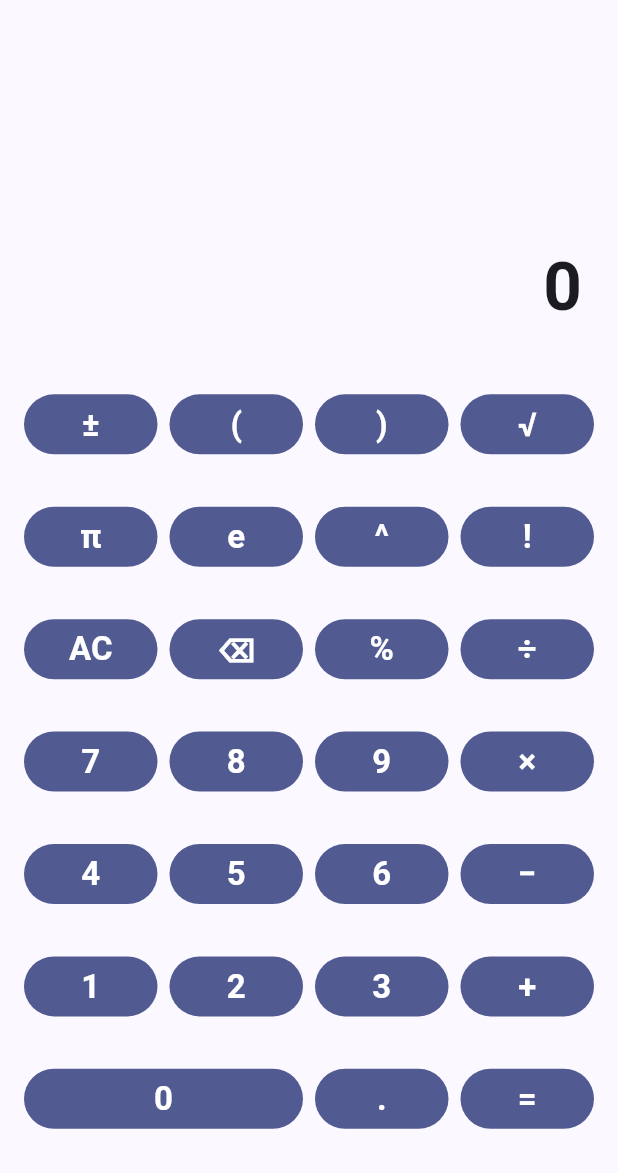
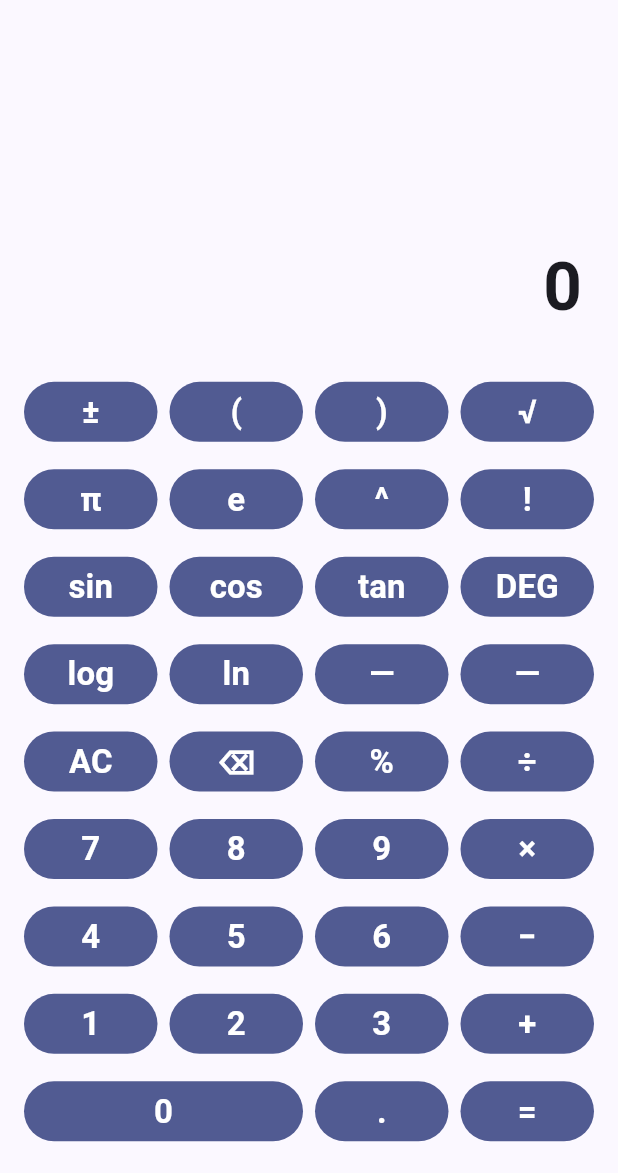
Before and after one commit to pchan83896-ui/Ultimate-Calculator, a Flutter app: the screen it shows after launch, on a phone screen of 412 x 824 dp, the part 63-1236 px from its top. Run offline on Flutter 3.47's test engine with Material 3 defaults, Android fonts, the phone set to English and light mode, and no system bars.

Commit message:
Add DEG RAD angle mode support

```diff
--- a/lib/features/calculator/presentation/calculator_controller.dart
+++ b/lib/features/calculator/presentation/calculator_controller.dart
@@ -7,17 +7,36 @@ class CalculatorController extends ChangeNotifier {
     CalculatorEngine? engine,
   }) : _engine = engine ?? const CalculatorEngine();
 
-  final CalculatorEngine _engine;
+  CalculatorEngine _engine;
 
   String _expression = '';
   String _display = '0';
   String? _error;
+  AngleMode _angleMode = AngleMode.degrees;
 
   String get expression => _expression;
   String get display => _display;
   String? get error => _error;
 
   bool get hasError => _error != null;
+
+  AngleMode get angleMode => _angleMode;
+
+  String get angleModeLabel {
+    return _angleMode == AngleMode.degrees ? 'DEG' : 'RAD';
+  }
+
+  void toggleAngleMode() {
+    _angleMode = _angleMode == AngleMode.degrees
+        ? AngleMode.radians
+        : AngleMode.degrees;
+
+    _engine = CalculatorEngine(angleMode: _angleMode);
+
+    _error = null;
+    _updatePreview();
+    notifyListeners();
+  }
 
   void input(String value) {
     _error = null;
--- a/lib/features/calculator/presentation/calculator_page.dart
+++ b/lib/features/calculator/presentation/calculator_page.dart
@@ -133,6 +133,29 @@ class _CalculatorPageState extends State<CalculatorPage> {
           Expanded(
             child: Row(
               children: [
+                _key('sin', onPressed: () => _input('sin(')),
+                _key('cos', onPressed: () => _input('cos(')),
+                _key('tan', onPressed: () => _input('tan(')),
+                _key(
+                  _controller.angleModeLabel,
+                  onPressed: _controller.toggleAngleMode,
+                ),
+              ],
+            ),
+          ),
+          Expanded(
+            child: Row(
+              children: [
+                _key('log', onPressed: () => _input('log(')),
+                _key('ln', onPressed: () => _input('ln(')),
+                _key('—', onPressed: () {}),
+                _key('—', onPressed: () {}),
+              ],
+            ),
+          ),
+          Expanded(
+            child: Row(
+              children: [
                 _key('AC', onPressed: _controller.clear),
                 _key('⌫', onPressed: _controller.backspace),
                 _key('%', onPressed: () => _input('%')),
```
Also changed, not shown: 1 other file.
